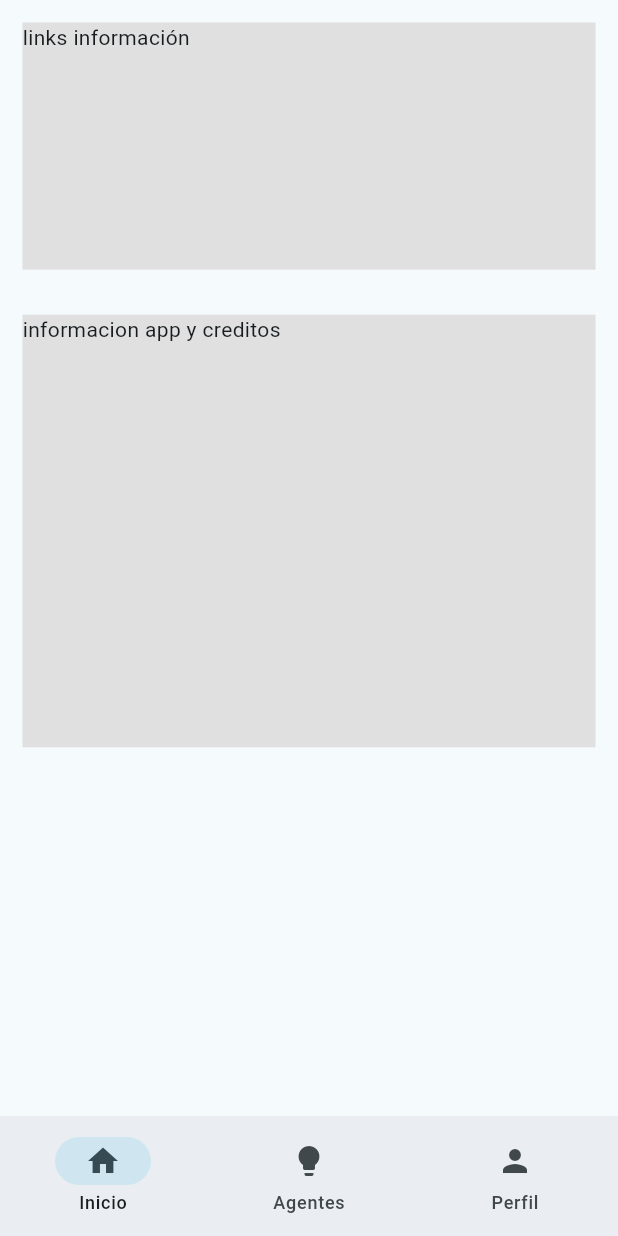
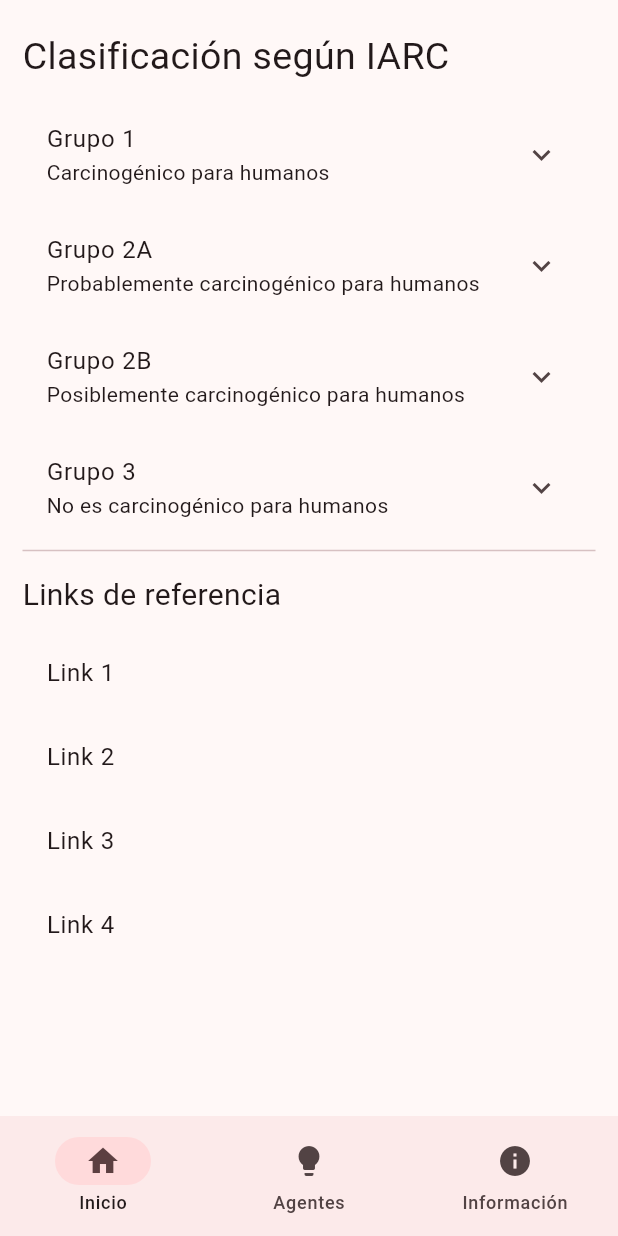
Before and after one commit to RafaelMSuarez/agentes-cancerigenos, a Flutter app: the screen it shows after launch, swiped to page 3, on a phone screen of 412 x 824 dp. Run offline on Flutter 3.47's test engine with Material 3 defaults, Android fonts, the phone set to English and light mode, and no system bars.

Commit message:
cambio UI

```diff
--- a/lib/main.dart
+++ b/lib/main.dart
@@ -15,16 +15,17 @@ class MainApp extends StatelessWidget {
       home: const MainScaffold(),
       debugShowCheckedModeBanner: false,
       darkTheme: ThemeData(
-          useMaterial3: true,
-          colorScheme: ColorScheme.fromSeed(
-            seedColor: Color.fromARGB(255, 186, 237, 255),
-            brightness: Brightness.dark
-          )),
+        useMaterial3: true,
+        colorScheme: ColorScheme.fromSeed(
+          seedColor: Colors.white,
+          brightness: Brightness.dark,
+        ),
+      ),
       theme: ThemeData(
         useMaterial3: true,
         colorScheme: ColorScheme.fromSeed(
           brightness: Brightness.light,
-          seedColor: const Color(0xff4793AF),
+          seedColor: const Color(0xffA91D3A),
         ),
         pageTransitionsTheme: const PageTransitionsTheme(
           builders: {
--- a/lib/models/user_model.dart
+++ /dev/null
@@ -1,12 +0,0 @@
-import 'package:isar/isar.dart';
-part 'user_model.g.dart';
-
-@collection
-class User {
-  Id? id;
-  String? nombre;
-
-  User({this.id, this.nombre});
-}
-
-// dart run build_runner build
--- a/lib/pages/home_page/widgets/product_card.dart
+++ b/lib/pages/home_page/widgets/product_card.dart
@@ -1,4 +1,5 @@
 import 'package:flutter/material.dart';
+import 'package:proyecto_ubb/style/padding_style.dart';
 import 'package:proyecto_ubb/style/text_styles.dart';
 
 class ProductCard extends StatelessWidget {
@@ -8,7 +9,7 @@ class ProductCard extends StatelessWidget {
   @override
   Widget build(BuildContext context) {
     double alto = MediaQuery.of(context).size.height;
-    double ancho = MediaQuery.of(context).size.width;
+    // double ancho = MediaQuery.of(context).size.width;
 
     return SizedBox(
       height: alto * 0.12,
@@ -16,10 +17,9 @@ class ProductCard extends StatelessWidget {
         children: [
           CircleAvatar(
             radius: alto * 0.04,
-            backgroundColor: Colors.red[100],
           ),
           Padding(
-            padding: const EdgeInsets.symmetric(horizontal: 15, vertical: 10),
+            padding: PaddingTheme.all,
             child: Column(
               crossAxisAlignment: CrossAxisAlignment.start,
               children: [
--- /dev/null
+++ b/lib/pages/info_page/info_page.dart
@@ -0,0 +1,111 @@
+import 'package:flutter/material.dart';
+import 'package:proyecto_ubb/style/padding_style.dart';
+import 'package:proyecto_ubb/style/text_styles.dart';
+
+class InfoPage extends StatefulWidget {
+  const InfoPage({super.key});
+
+  @override
+  State<InfoPage> createState() => _InfoPageState();
+}
+
+class _InfoPageState extends State<InfoPage> {
+  @override
+  Widget build(BuildContext context) {
+    double alto = MediaQuery.of(context).size.height;
+    double ancho = MediaQuery.of(context).size.width;
+    return SafeArea(
+      child: SingleChildScrollView(
+        child: Padding(
+          padding: const EdgeInsets.only(
+            top: PaddingTheme.paddingDoubleVertical,
+            left: PaddingTheme.paddingDoubleHorizontal,
+            right: PaddingTheme.paddingDoubleHorizontal,
+          ),
+          child: Column(
+            crossAxisAlignment: CrossAxisAlignment.start,
+            children: <Widget>[
+              const Padding(
+                padding: PaddingTheme.vertical,
+                child: Text(
+                  "Clasificación según IARC",
+                  style: TitleTextStyle.mainTitle,
+                ),
+              ),
+              const ExpansionTile(
+                title: Text("Grupo 1"),
+                subtitle: Text("Carcinogénico para humanos"),
+                expandedAlignment: Alignment.centerLeft,
+                childrenPadding: PaddingTheme.all,
+                children: <Widget>[
+                  Text(
+                    "Información sobre este grupo",
+                  ),
+                ],
+              ),
+              const ExpansionTile(
+                title: Text("Grupo 2A"),
+                subtitle: Text("Probablemente carcinogénico para humanos"),
+                expandedAlignment: Alignment.centerLeft,
+                childrenPadding: PaddingTheme.all,
+                children: <Widget>[
+                  Text(
+                    "Información sobre este grupo",
+                  ),
+                ],
+              ),
+              const ExpansionTile(
+                title: Text("Grupo 2B"),
+                subtitle: Text("Posiblemente carcinogénico para humanos"),
+                expandedAlignment: Alignment.centerLeft,
+                childrenPadding: PaddingTheme.all,
+                children: <Widget>[
+                  Text(
+                    "Información sobre este grupo",
+                  ),
+                ],
+              ),
+              const ExpansionTile(
+                title: Text("Grupo 3"),
+                subtitle: Text("No es carcinogénico para humanos"),
+                expandedAlignment: Alignment.centerLeft,
+                childrenPadding: PaddingTheme.all,
+                children: <Widget>[
+                  Text(
+                    "Información sobre este grupo",
+                  ),
+                ],
+              ),
+              const Divider(
+                height: PaddingTheme.paddingDoubleVertical,
+              ),
+              const Padding(
+                padding: PaddingTheme.vertical,
+                child: Text(
+                  "Links de referencia",
+                  style: TitleTextStyle.secondTitle,
+                ),
+              ),
+              ListTile(
+                title: const Text("Link 1"),
+                onTap: () {},
+              ),
+              ListTile(
+                title: const Text("Link 2"),
+                onTap: () {},
+              ),
+              ListTile(
+                title: const Text("Link 3"),
+                onTap: () {},
+              ),
+              ListTile(
+                title: const Text("Link 4"),
+                onTap: () {},
+              ),
+            ],
+          ),
+        ),
+      ),
+    );
+  }
+}
--- a/lib/pages/main_scaffold.dart
+++ b/lib/pages/main_scaffold.dart
@@ -1,8 +1,7 @@
 import 'package:flutter/material.dart';
-import 'package:proyecto_ubb/models/user_model.dart';
 import 'package:proyecto_ubb/pages/agents_page/agents_page.dart';
 import 'package:proyecto_ubb/pages/home_page/home_page.dart';
-import 'package:proyecto_ubb/pages/profile_page/profile_page.dart';
+import 'package:proyecto_ubb/pages/info_page/info_page.dart';
 
 class MainScaffold extends StatefulWidget {
   const MainScaffold({super.key});
@@ -14,14 +13,6 @@ class MainScaffold extends StatefulWidget {
 class _MainScaffoldState extends State<MainScaffold> {
   int selectedIdex = 0;
   PageController pageviewController = PageController();
-  // IsarService isar = IsarService();
-  // Future<User?>? user;
-
-  // @override
-  // void initState() {
-  //   user = isar.getUser();
-  //   super.initState();
-  // }
 
   @override
   Widget build(BuildContext context) {
@@ -37,7 +28,7 @@ class _MainScaffoldState extends State<MainScaffold> {
           HomePage(),
           // SearchPage(),
           AgentsPage(),
-          ProfilePage()
+          InfoPage()
         ],
       ),
       bottomNavigationBar: NavigationBar(
@@ -46,7 +37,7 @@ class _MainScaffoldState extends State<MainScaffold> {
           NavigationDestination(icon: Icon(Icons.home), label: "Inicio"),
           // NavigationDestination(icon: Icon(Icons.search), label: "Buscar"),
           NavigationDestination(icon: Icon(Icons.lightbulb), label: "Agentes"),
-          NavigationDestination(icon: Icon(Icons.person), label: "Perfil"),
+          NavigationDestination(icon: Icon(Icons.info), label: "Información"),
         ],
         onDestinationSelected: (value) {
           setState(() {
--- a/lib/pages/profile_page/profile_page.dart
+++ /dev/null
@@ -1,115 +0,0 @@
-import 'package:flutter/material.dart';
-import 'package:proyecto_ubb/style/padding_style.dart';
-import 'package:proyecto_ubb/style/text_styles.dart';
-
-class ProfilePage extends StatefulWidget {
-  const ProfilePage({super.key});
-
-  @override
-  State<ProfilePage> createState() => _ProfilePageState();
-}
-
-class _ProfilePageState extends State<ProfilePage> {
-  // IsarService isar = IsarService();
-  // String nombre = "";
-
-  @override
-  Widget build(BuildContext context) {
-    double alto = MediaQuery.of(context).size.height;
-    double ancho = MediaQuery.of(context).size.width;
-    return SafeArea(
-      child: Padding(
-        padding: PaddingTheme.horizontal,
-        child: Column(
-          crossAxisAlignment: CrossAxisAlignment.start,
-          children: [
-            // Padding(
-            //   padding: EdgeInsets.only(top: alto * 0.05),
-            //   child: const Text(
-            //     "Cambiar nombre",
-            //     style: TitleTheme.mainTitle,
-            //   ),
-            // ),
-            // Padding(
-            //   padding: const EdgeInsets.symmetric(vertical: 20),
-            //   child: Form(
-            //     autovalidateMode: AutovalidateMode.onUserInteraction,
-            //     onChanged: () {
-            //       setState(() {
-            //         Form.of(primaryFocus!.context!).save();
-            //       });
-            //     },
-            //     child: Row(
-            //       children: [
-            //         Expanded(
-            //           child: TextFormField(
-            //             decoration: const InputDecoration(
-            //               hintText: "Nombre",
-            //               prefixIcon: Icon(Icons.person),
-            //               contentPadding: EdgeInsets.zero,
-            //               border: OutlineInputBorder(
-            //                 borderRadius: BorderRadius.all(
-            //                   Radius.circular(50),
-            //                 ),
-            //               ),
-            //             ),
-            //             textCapitalization: TextCapitalization.words,
-            //             onSaved: (newValue) {
-            //               if (newValue != null) {
-            //                 nombre = newValue;
-            //               }
-            //             },
-            //             validator: (value) {
-            //               return (value != null && value.isNotEmpty)
-            //                   ? null
-            //                   : "Debe ingresar un nombre";
-            //             },
-            //           ),
-            //         ),
-            //         Padding(
-            //           padding: const EdgeInsets.only(left: 10),
-            //           child: IconButton(
-            //             onPressed: () async {
-            //               nombre.isEmpty
-            //                   ? null
-            //                   : await isar.setName(nombre).then(
-            //                         (value) => ScaffoldMessenger.of(context)
-            //                             .showSnackBar(
-            //                           const SnackBar(
-            //                             content: Text("Nombre cambiado"),
-            //                           ),
-            //                         ),
-            //                       );
-            //             },
-            //             icon: const Icon(Icons.check),
-            //             iconSize: 40,
-            //           ),
-            //         )
-            //       ],
-            //     ),
-            //   ),
-            // ),
-            Padding(
-              padding: const EdgeInsets.symmetric(vertical: 15),
-              child: Container(
-                color: Colors.grey[300],
-                height: alto * 0.2,
-                width: ancho,
-                child: const Text("links información"),
-              ),
-            ),
-            Padding(
-              padding: const EdgeInsets.symmetric(vertical: 15),
-              child: Container(
-                color: Colors.grey[300],
-                height: alto * 0.35,
-                width: ancho,
-                child: const Text("informacion app y creditos"),
-              ),
-            )
-          ],
-        ),
-      ),
-    );
-  }
-}
```
Also changed, not shown: lib/pages/agents_page/agents_page.dart (+19 -21 lines), lib/pages/agents_page/widgets/agent_card.dart (+16 -3 lines), lib/pages/home_page/home_page.dart (+11 -19 lines), lib/models/user_model.g.dart (deleted).
